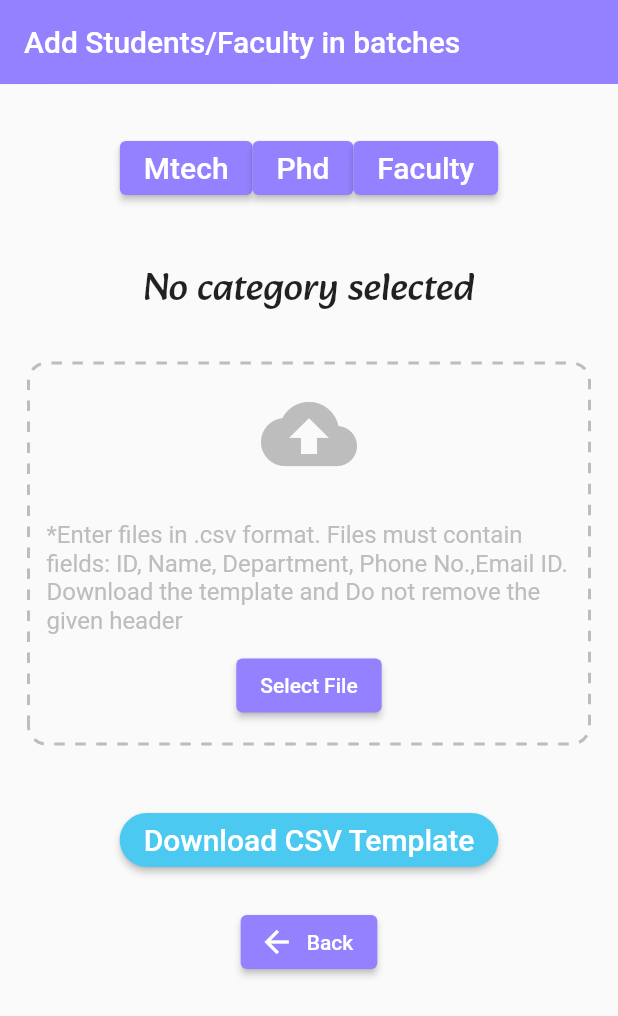
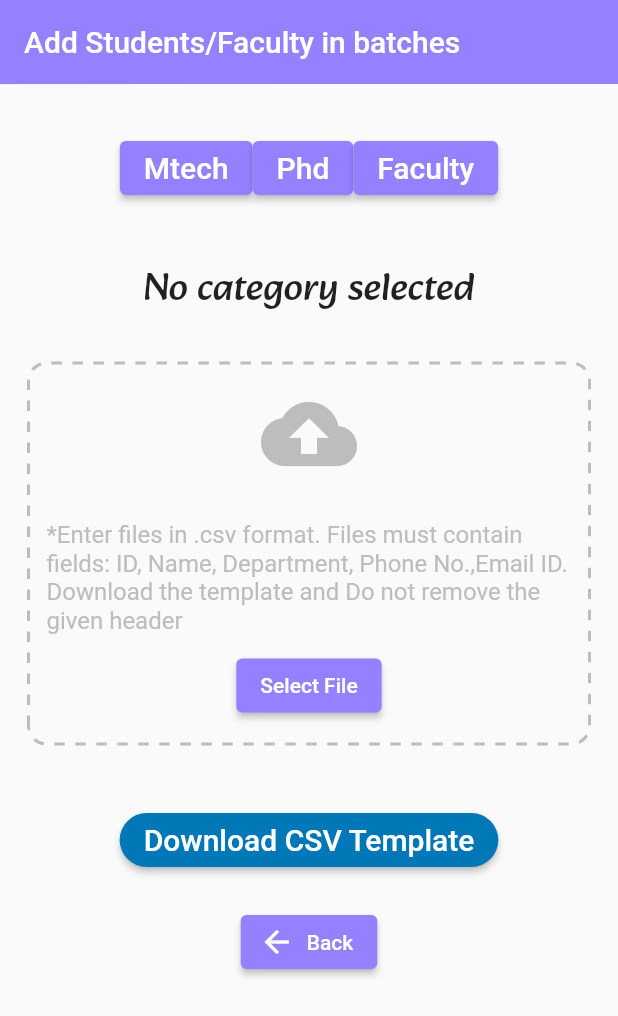
Before and after one commit to aadhi-prem/Duty-Normalizer-App, a Flutter app: the ToggleButtonScreen screen opened directly, on a phone screen of 412 x 824 dp. Shown: the top 1016 px of the screen. Run offline on Flutter 3.47's test engine with Material 2 defaults, Android fonts, the phone set to English and light mode, and no system bars; drawn by our look-alikes of dotted_border; our stand-ins replace csv, file_picker, fluttertoast, open_file, pdf and 2 more; missing offline and left inert: dart:ffi; accounts and stored records are empty; project files that could hold a hidden picture were left out.

Commit message:
Add files via upload

```diff
--- a/lib/add_batch.dart
+++ b/lib/add_batch.dart
@@ -159,7 +159,7 @@ class _ToggleButtonScreenState extends State<ToggleButtonScreen> {
                           ),
                           onPressed: () async {
                             final result =
-                                await FilePicker.platform.pickFiles();
+                            await FilePicker.platform.pickFiles();
                             if (result == null) {
                               print("No file selected");
 
@@ -225,7 +225,7 @@ class _ToggleButtonScreenState extends State<ToggleButtonScreen> {
             // Added SizedBox for spacing
             ElevatedButton(
               style: ElevatedButton.styleFrom(
-                primary: Color(0xff4cc9f0),//Color(0xff4cc9f0),
+                primary: Color(0xff0077b6),//Color(0xff4cc9f0),
                 shape: RoundedRectangleBorder(
                   borderRadius: BorderRadius.circular(20),
                 ),
@@ -258,6 +258,7 @@ class _ToggleButtonScreenState extends State<ToggleButtonScreen> {
                 primary: Color(0xff9381ff),
               ),
               onPressed: () {
+                //Navigator.of(context, rootNavigator: true).pop();
                 Navigator.pushReplacement(
                   context,
                   MaterialPageRoute(
--- a/lib/add_indv.dart
+++ b/lib/add_indv.dart
@@ -289,6 +289,7 @@ class MyCustomFormState extends State<MyCustomForm> {
                           primary: Color(0xffff595e),
                         ),
                         onPressed: () {
+                          //Navigator.of(context, rootNavigator: true).pop();
                           Navigator.pushReplacement(
                             context,
                             MaterialPageRoute(
```
Also changed, not shown: lib/add_main.dart (+7 -6 lines).
